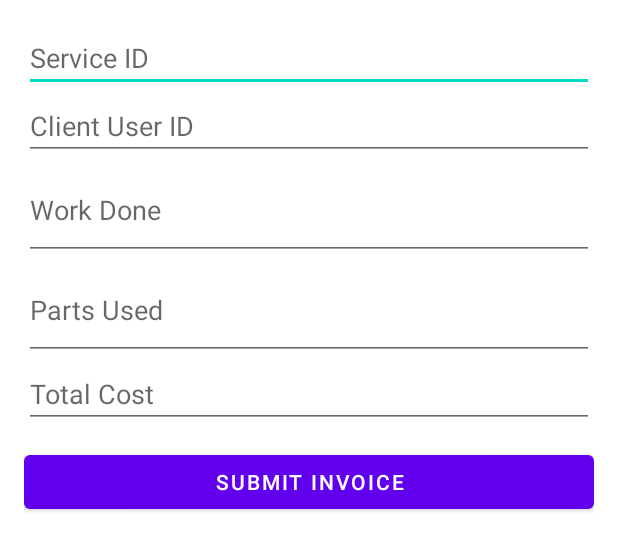
After one commit to LeboneCodeSolutions/AndriodITGroup, an Android app: the layout activity_invoice_create.xml on its own in the app's theme, with its tools: preview values and no code run, on a phone screen of 412 x 824 dp. The commit adds this screen. Shown: the top 551 px of the screen. Run offline under Robolectric (Android 15) with nearby library versions, the phone set to English and light mode, and no system bars.

Commit message:
adding invoice.java, FirebaseUtils

```diff
--- a/app/build.gradle.kts
+++ b/app/build.gradle.kts
@@ -50,5 +50,7 @@ dependencies {
     implementation(libs.firebase.firestore)
     implementation(libs.firebase.storage)
     implementation(libs.firebase.messaging)
+    implementation(libs.okhttp)
+
 
 }
--- a/app/src/main/java/com/carservice/carservicemechanic/activities/MechanicDashboardActivity.java
+++ b/app/src/main/java/com/carservice/carservicemechanic/activities/MechanicDashboardActivity.java
@@ -24,6 +24,8 @@ public class MechanicDashboardActivity extends AppCompatActivity {
                 startActivity(new Intent(MechanicDashboardActivity.this, MechanicJobsActivity.class))
         );
 
+        findViewById(R.id.btnCreateInvoice).setOnClickListener(v -> startActivity(new Intent(this, InvoiceCreateActivity.class)));
+
         btnLogout.setOnClickListener(v -> {
             FirebaseAuth.getInstance().signOut();
             startActivity(new Intent(MechanicDashboardActivity.this, LoginActivity.class));
--- /dev/null
+++ b/app/src/main/res/layout/activity_invoice_create.xml
@@ -0,0 +1,57 @@
+<?xml version="1.0" encoding="utf-8"?>
+<ScrollView xmlns:android="http://schemas.android.com/apk/res/android"
+    android:layout_width="match_parent"
+    android:layout_height="match_parent"
+    android:padding="16dp">
+
+    <LinearLayout
+        android:orientation="vertical"
+        android:layout_width="match_parent"
+        android:layout_height="wrap_content">
+
+        <EditText
+            android:id="@+id/etServiceId"
+            android:hint="Service ID"
+            android:layout_width="match_parent"
+            android:layout_height="wrap_content"
+            android:inputType="text" />
+
+        <EditText
+            android:id="@+id/etClientId"
+            android:hint="Client User ID"
+            android:layout_width="match_parent"
+            android:layout_height="wrap_content"
+            android:inputType="text" />
+
+        <EditText
+            android:id="@+id/etWorkDone"
+            android:hint="Work Done"
+            android:layout_width="match_parent"
+            android:layout_height="wrap_content"
+            android:inputType="textMultiLine"
+            android:minLines="2" />
+
+        <EditText
+            android:id="@+id/etPartsUsed"
+            android:hint="Parts Used"
+            android:layout_width="match_parent"
+            android:layout_height="wrap_content"
+            android:inputType="textMultiLine"
+            android:minLines="2" />
+
+        <EditText
+            android:id="@+id/etCost"
+            android:hint="Total Cost"
+            android:inputType="numberDecimal"
+            android:layout_width="match_parent"
+            android:layout_height="wrap_content" />
+
+        <Button
+            android:id="@+id/btnSubmitInvoice"
+            android:text="Submit Invoice"
+            android:layout_width="match_parent"
+            android:layout_height="wrap_content"
+            android:layout_marginTop="12dp" />
+
+    </LinearLayout>
+</ScrollView>
--- a/gradle/libs.versions.toml
+++ b/gradle/libs.versions.toml
@@ -12,6 +12,7 @@ firebaseAnalytics = "23.0.0"
 credentials = "1.5.0"
 credentialsPlayServicesAuth = "1.5.0"
 googleid = "1.1.1"
+okhttp = "5.3.0"
 
 [libraries]
 firebase-auth = { module = "com.google.firebase:firebase-auth" }
@@ -29,6 +30,7 @@ firebase-analytics = { group = "com.google.firebase", name = "firebase-analytics
 credentials = { group = "androidx.credentials", name = "credentials", version.ref = "credentials" }
 credentials-play-services-auth = { group = "androidx.credentials", name = "credentials-play-services-auth", version.ref = "credentialsPlayServicesAuth" }
 googleid = { group = "com.google.android.libraries.identity.googleid", name = "googleid", version.ref = "googleid" }
+okhttp = { module = "com.squareup.okhttp3:okhttp", version.ref = "okhttp" }
 
 [plugins]
 android-application = { id = "com.android.application", version.ref = "agp" }
```
Also changed, not shown: app/src/main/java/com/carservice/carservicemechanic/activities/InvoiceCreateActivity.java (added, +70 -0 lines), app/src/main/java/com/carservice/carservicemechanic/adapters/MechanicJobAdapter.java (+48 -0 lines), app/src/main/java/com/carservice/carservicemechanic/models/ServiceRequest.java (+12 -4 lines), app/src/main/java/com/carservice/carservicemechanic/utils/FirebaseUtils.java (added, +21 -0 lines), app/src/main/res/layout/activity_mechanic_dashboard.xml (+12 -2 lines).
